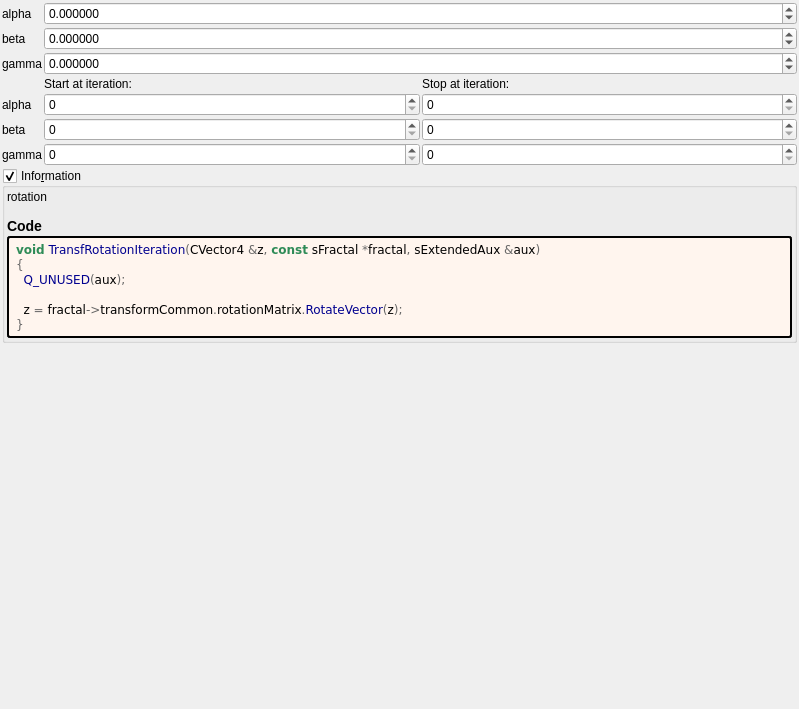
First picture: the form in mandelbulber2/formula/ui/transf_rotation_iter_controls.ui, repository buddhi1980/mandelbulber2, before the edit.
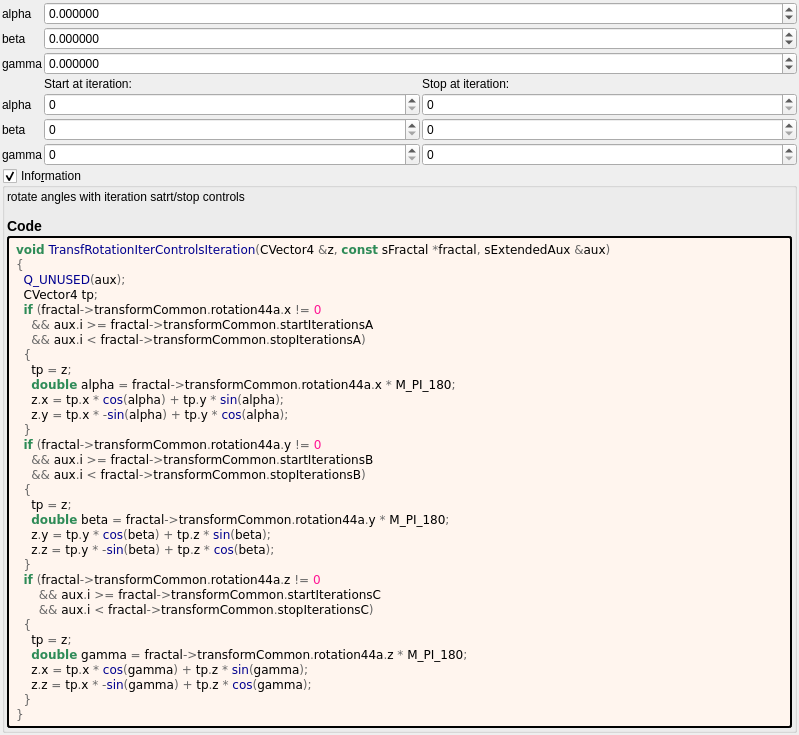
Second picture: the form after the edit. Custom widgets are drawn as their Qt base class.

What changed in the file:
```diff
--- a/mandelbulber2/formula/ui/transf_rotation_iter_controls.ui
+++ b/mandelbulber2/formula/ui/transf_rotation_iter_controls.ui
@@ -288,7 +288,7 @@
       <item>
        <widget class="QLabel" name="label_information_general">
         <property name="text">
-         <string notr="true">&lt;p&gt;rotation&lt;/p&gt;&lt;table&gt;
+         <string notr="true">&lt;p&gt;rotate angles with iteration satrt/stop controls&lt;/p&gt;&lt;table&gt;
 &lt;/table&gt;
 &lt;h3&gt;Code&lt;/h3&gt;</string>
         </property>
@@ -310,11 +310,37 @@
         </property>
         <property name="text">
          <string notr="true">&lt;body style=&quot;background-color:#fff5ee&quot;&gt;
-&lt;pre style=&quot;color:#000000; background-color:#fff5ee;  font-family:'Courier New',monospace;&quot;&gt;&lt;span style=&quot;color:#2e8b57; font-weight:bold&quot;&gt;void&lt;/span&gt; &lt;span style=&quot;color:#00008f&quot;&gt;TransfRotationIteration&lt;/span&gt;&lt;span style=&quot;color:#676767&quot;&gt;(&lt;/span&gt;CVector4 &lt;span style=&quot;color:#676767&quot;&gt;&amp;amp;&lt;/span&gt;z&lt;span style=&quot;color:#676767&quot;&gt;,&lt;/span&gt; &lt;span style=&quot;color:#2e8b57; font-weight:bold&quot;&gt;const&lt;/span&gt; sFractal &lt;span style=&quot;color:#676767&quot;&gt;*&lt;/span&gt;fractal&lt;span style=&quot;color:#676767&quot;&gt;,&lt;/span&gt; sExtendedAux &lt;span style=&quot;color:#676767&quot;&gt;&amp;amp;&lt;/span&gt;aux&lt;span style=&quot;color:#676767&quot;&gt;)&lt;/span&gt;
+&lt;pre style=&quot;color:#000000; background-color:#fff5ee;  font-family:'Courier New',monospace;&quot;&gt;&lt;span style=&quot;color:#2e8b57; font-weight:bold&quot;&gt;void&lt;/span&gt; &lt;span style=&quot;color:#00008f&quot;&gt;TransfRotationIterControlsIteration&lt;/span&gt;&lt;span style=&quot;color:#676767&quot;&gt;(&lt;/span&gt;CVector4 &lt;span style=&quot;color:#676767&quot;&gt;&amp;amp;&lt;/span&gt;z&lt;span style=&quot;color:#676767&quot;&gt;,&lt;/span&gt; &lt;span style=&quot;color:#2e8b57; font-weight:bold&quot;&gt;const&lt;/span&gt; sFractal &lt;span style=&quot;color:#676767&quot;&gt;*&lt;/span&gt;fractal&lt;span style=&quot;color:#676767&quot;&gt;,&lt;/span&gt; sExtendedAux &lt;span style=&quot;color:#676767&quot;&gt;&amp;amp;&lt;/span&gt;aux&lt;span style=&quot;color:#676767&quot;&gt;)&lt;/span&gt;
 &lt;span style=&quot;color:#676767&quot;&gt;{&lt;/span&gt;
   &lt;span style=&quot;color:#00008f&quot;&gt;Q_UNUSED&lt;/span&gt;&lt;span style=&quot;color:#676767&quot;&gt;(&lt;/span&gt;aux&lt;span style=&quot;color:#676767&quot;&gt;);&lt;/span&gt;
-
-  z &lt;span style=&quot;color:#676767&quot;&gt;=&lt;/span&gt; fractal&lt;span style=&quot;color:#676767&quot;&gt;-&amp;gt;&lt;/span&gt;transformCommon&lt;span style=&quot;color:#676767&quot;&gt;.&lt;/span&gt;rotationMatrix&lt;span style=&quot;color:#676767&quot;&gt;.&lt;/span&gt;&lt;span style=&quot;color:#00008f&quot;&gt;RotateVector&lt;/span&gt;&lt;span style=&quot;color:#676767&quot;&gt;(&lt;/span&gt;z&lt;span style=&quot;color:#676767&quot;&gt;);&lt;/span&gt;
+  CVector4 tp&lt;span style=&quot;color:#676767&quot;&gt;;&lt;/span&gt;
+  &lt;span style=&quot;color:#2e8b57; font-weight:bold&quot;&gt;if&lt;/span&gt; &lt;span style=&quot;color:#676767&quot;&gt;(&lt;/span&gt;fractal&lt;span style=&quot;color:#676767&quot;&gt;-&amp;gt;&lt;/span&gt;transformCommon&lt;span style=&quot;color:#676767&quot;&gt;.&lt;/span&gt;rotation44a&lt;span style=&quot;color:#676767&quot;&gt;.&lt;/span&gt;x &lt;span style=&quot;color:#676767&quot;&gt;!=&lt;/span&gt; &lt;span style=&quot;color:#ff1493&quot;&gt;0&lt;/span&gt;
+    &lt;span style=&quot;color:#676767&quot;&gt;&amp;amp;&amp;amp;&lt;/span&gt; aux&lt;span style=&quot;color:#676767&quot;&gt;.&lt;/span&gt;i &lt;span style=&quot;color:#676767&quot;&gt;&amp;gt;=&lt;/span&gt; fractal&lt;span style=&quot;color:#676767&quot;&gt;-&amp;gt;&lt;/span&gt;transformCommon&lt;span style=&quot;color:#676767&quot;&gt;.&lt;/span&gt;startIterationsA
+    &lt;span style=&quot;color:#676767&quot;&gt;&amp;amp;&amp;amp;&lt;/span&gt; aux&lt;span style=&quot;color:#676767&quot;&gt;.&lt;/span&gt;i &lt;span style=&quot;color:#676767&quot;&gt;&amp;lt;&lt;/span&gt; fractal&lt;span style=&quot;color:#676767&quot;&gt;-&amp;gt;&lt;/span&gt;transformCommon&lt;span style=&quot;color:#676767&quot;&gt;.&lt;/span&gt;stopIterationsA&lt;span style=&quot;color:#676767&quot;&gt;)&lt;/span&gt;
+  &lt;span style=&quot;color:#676767&quot;&gt;{&lt;/span&gt;
+    tp &lt;span style=&quot;color:#676767&quot;&gt;=&lt;/span&gt; z&lt;span style=&quot;color:#676767&quot;&gt;;&lt;/span&gt;
+    &lt;span style=&quot;color:#2e8b57; font-weight:bold&quot;&gt;double&lt;/span&gt; alpha &lt;span style=&quot;color:#676767&quot;&gt;=&lt;/span&gt; fractal&lt;span style=&quot;color:#676767&quot;&gt;-&amp;gt;&lt;/span&gt;transformCommon&lt;span style=&quot;color:#676767&quot;&gt;.&lt;/span&gt;rotation44a&lt;span style=&quot;color:#676767&quot;&gt;.&lt;/span&gt;x &lt;span style=&quot;color:#676767&quot;&gt;*&lt;/span&gt; M_PI_180&lt;span style=&quot;color:#676767&quot;&gt;;&lt;/span&gt;
+    z&lt;span style=&quot;color:#676767&quot;&gt;.&lt;/span&gt;x &lt;span style=&quot;color:#676767&quot;&gt;=&lt;/span&gt; tp&lt;span style=&quot;color:#676767&quot;&gt;.&lt;/span&gt;x &lt;span style=&quot;color:#676767&quot;&gt;*&lt;/span&gt; &lt;span style=&quot;color:#00008f&quot;&gt;cos&lt;/span&gt;&lt;span style=&quot;color:#676767&quot;&gt;(&lt;/span&gt;alpha&lt;span style=&quot;color:#676767&quot;&gt;) +&lt;/span&gt; tp&lt;span style=&quot;color:#676767&quot;&gt;.&lt;/span&gt;y &lt;span style=&quot;color:#676767&quot;&gt;*&lt;/span&gt; &lt;span style=&quot;color:#00008f&quot;&gt;sin&lt;/span&gt;&lt;span style=&quot;color:#676767&quot;&gt;(&lt;/span&gt;alpha&lt;span style=&quot;color:#676767&quot;&gt;);&lt;/span&gt;
+    z&lt;span style=&quot;color:#676767&quot;&gt;.&lt;/span&gt;y &lt;span style=&quot;color:#676767&quot;&gt;=&lt;/span&gt; tp&lt;span style=&quot;color:#676767&quot;&gt;.&lt;/span&gt;x &lt;span style=&quot;color:#676767&quot;&gt;* -&lt;/span&gt;&lt;span style=&quot;color:#00008f&quot;&gt;sin&lt;/span&gt;&lt;span style=&quot;color:#676767&quot;&gt;(&lt;/span&gt;alpha&lt;span style=&quot;color:#676767&quot;&gt;) +&lt;/span&gt; tp&lt;span style=&quot;color:#676767&quot;&gt;.&lt;/span&gt;y &lt;span style=&quot;color:#676767&quot;&gt;*&lt;/span&gt; &lt;span style=&quot;color:#00008f&quot;&gt;cos&lt;/span&gt;&lt;span style=&quot;color:#676767&quot;&gt;(&lt;/span&gt;alpha&lt;span style=&quot;color:#676767&quot;&gt;);&lt;/span&gt;
+  &lt;span style=&quot;color:#676767&quot;&gt;}&lt;/span&gt;
+  &lt;span style=&quot;color:#2e8b57; font-weight:bold&quot;&gt;if&lt;/span&gt; &lt;span style=&quot;color:#676767&quot;&gt;(&lt;/span&gt;fractal&lt;span style=&quot;color:#676767&quot;&gt;-&amp;gt;&lt;/span&gt;transformCommon&lt;span style=&quot;color:#676767&quot;&gt;.&lt;/span&gt;rotation44a&lt;span style=&quot;color:#676767&quot;&gt;.&lt;/span&gt;y &lt;span style=&quot;color:#676767&quot;&gt;!=&lt;/span&gt; &lt;span style=&quot;color:#ff1493&quot;&gt;0&lt;/span&gt;
+    &lt;span style=&quot;color:#676767&quot;&gt;&amp;amp;&amp;amp;&lt;/span&gt; aux&lt;span style=&quot;color:#676767&quot;&gt;.&lt;/span&gt;i &lt;span style=&quot;color:#676767&quot;&gt;&amp;gt;=&lt;/span&gt; fractal&lt;span style=&quot;color:#676767&quot;&gt;-&amp;gt;&lt;/span&gt;transformCommon&lt;span style=&quot;color:#676767&quot;&gt;.&lt;/span&gt;startIterationsB
+    &lt;span style=&quot;color:#676767&quot;&gt;&amp;amp;&amp;amp;&lt;/span&gt; aux&lt;span style=&quot;color:#676767&quot;&gt;.&lt;/span&gt;i &lt;span style=&quot;color:#676767&quot;&gt;&amp;lt;&lt;/span&gt; fractal&lt;span style=&quot;color:#676767&quot;&gt;-&amp;gt;&lt;/span&gt;transformCommon&lt;span style=&quot;color:#676767&quot;&gt;.&lt;/span&gt;stopIterationsB&lt;span style=&quot;color:#676767&quot;&gt;)&lt;/span&gt;
+  &lt;span style=&quot;color:#676767&quot;&gt;{&lt;/span&gt;
+    tp &lt;span style=&quot;color:#676767&quot;&gt;=&lt;/span&gt; z&lt;span style=&quot;color:#676767&quot;&gt;;&lt;/span&gt;
+    &lt;span style=&quot;color:#2e8b57; font-weight:bold&quot;&gt;double&lt;/span&gt; beta &lt;span style=&quot;color:#676767&quot;&gt;=&lt;/span&gt; fractal&lt;span style=&quot;color:#676767&quot;&gt;-&amp;gt;&lt;/span&gt;transformCommon&lt;span style=&quot;color:#676767&quot;&gt;.&lt;/span&gt;rotation44a&lt;span style=&quot;color:#676767&quot;&gt;.&lt;/span&gt;y &lt;span style=&quot;color:#676767&quot;&gt;*&lt;/span&gt; M_PI_180&lt;span style=&quot;color:#676767&quot;&gt;;&lt;/span&gt;
+    z&lt;span style=&quot;color:#676767&quot;&gt;.&lt;/span&gt;y &lt;span style=&quot;color:#676767&quot;&gt;=&lt;/span&gt; tp&lt;span style=&quot;color:#676767&quot;&gt;.&lt;/span&gt;y &lt;span style=&quot;color:#676767&quot;&gt;*&lt;/span&gt; &lt;span style=&quot;color:#00008f&quot;&gt;cos&lt;/span&gt;&lt;span style=&quot;color:#676767&quot;&gt;(&lt;/span&gt;beta&lt;span style=&quot;color:#676767&quot;&gt;) +&lt;/span&gt; tp&lt;span style=&quot;color:#676767&quot;&gt;.&lt;/span&gt;z &lt;span style=&quot;color:#676767&quot;&gt;*&lt;/span&gt; &lt;span style=&quot;color:#00008f&quot;&gt;sin&lt;/span&gt;&lt;span style=&quot;color:#676767&quot;&gt;(&lt;/span&gt;beta&lt;span style=&quot;color:#676767&quot;&gt;);&lt;/span&gt;
+    z&lt;span style=&quot;color:#676767&quot;&gt;.&lt;/span&gt;z &lt;span style=&quot;color:#676767&quot;&gt;=&lt;/span&gt; tp&lt;span style=&quot;color:#676767&quot;&gt;.&lt;/span&gt;y &lt;span style=&quot;color:#676767&quot;&gt;* -&lt;/span&gt;&lt;span style=&quot;color:#00008f&quot;&gt;sin&lt;/span&gt;&lt;span style=&quot;color:#676767&quot;&gt;(&lt;/span&gt;beta&lt;span style=&quot;color:#676767&quot;&gt;) +&lt;/span&gt; tp&lt;span style=&quot;color:#676767&quot;&gt;.&lt;/span&gt;z &lt;span style=&quot;color:#676767&quot;&gt;*&lt;/span&gt; &lt;span style=&quot;color:#00008f&quot;&gt;cos&lt;/span&gt;&lt;span style=&quot;color:#676767&quot;&gt;(&lt;/span&gt;beta&lt;span style=&quot;color:#676767&quot;&gt;);&lt;/span&gt;
+  &lt;span style=&quot;color:#676767&quot;&gt;}&lt;/span&gt;
+  &lt;span style=&quot;color:#2e8b57; font-weight:bold&quot;&gt;if&lt;/span&gt; &lt;span style=&quot;color:#676767&quot;&gt;(&lt;/span&gt;fractal&lt;span style=&quot;color:#676767&quot;&gt;-&amp;gt;&lt;/span&gt;transformCommon&lt;span style=&quot;color:#676767&quot;&gt;.&lt;/span&gt;rotation44a&lt;span style=&quot;color:#676767&quot;&gt;.&lt;/span&gt;z &lt;span style=&quot;color:#676767&quot;&gt;!=&lt;/span&gt; &lt;span style=&quot;color:#ff1493&quot;&gt;0&lt;/span&gt;
+      &lt;span style=&quot;color:#676767&quot;&gt;&amp;amp;&amp;amp;&lt;/span&gt; aux&lt;span style=&quot;color:#676767&quot;&gt;.&lt;/span&gt;i &lt;span style=&quot;color:#676767&quot;&gt;&amp;gt;=&lt;/span&gt; fractal&lt;span style=&quot;color:#676767&quot;&gt;-&amp;gt;&lt;/span&gt;transformCommon&lt;span style=&quot;color:#676767&quot;&gt;.&lt;/span&gt;startIterationsC
+      &lt;span style=&quot;color:#676767&quot;&gt;&amp;amp;&amp;amp;&lt;/span&gt; aux&lt;span style=&quot;color:#676767&quot;&gt;.&lt;/span&gt;i &lt;span style=&quot;color:#676767&quot;&gt;&amp;lt;&lt;/span&gt; fractal&lt;span style=&quot;color:#676767&quot;&gt;-&amp;gt;&lt;/span&gt;transformCommon&lt;span style=&quot;color:#676767&quot;&gt;.&lt;/span&gt;stopIterationsC&lt;span style=&quot;color:#676767&quot;&gt;)&lt;/span&gt;
+  &lt;span style=&quot;color:#676767&quot;&gt;{&lt;/span&gt;
+    tp &lt;span style=&quot;color:#676767&quot;&gt;=&lt;/span&gt; z&lt;span style=&quot;color:#676767&quot;&gt;;&lt;/span&gt;
+    &lt;span style=&quot;color:#2e8b57; font-weight:bold&quot;&gt;double&lt;/span&gt; gamma &lt;span style=&quot;color:#676767&quot;&gt;=&lt;/span&gt; fractal&lt;span style=&quot;color:#676767&quot;&gt;-&amp;gt;&lt;/span&gt;transformCommon&lt;span style=&quot;color:#676767&quot;&gt;.&lt;/span&gt;rotation44a&lt;span style=&quot;color:#676767&quot;&gt;.&lt;/span&gt;z &lt;span style=&quot;color:#676767&quot;&gt;*&lt;/span&gt; M_PI_180&lt;span style=&quot;color:#676767&quot;&gt;;&lt;/span&gt;
+    z&lt;span style=&quot;color:#676767&quot;&gt;.&lt;/span&gt;x &lt;span style=&quot;color:#676767&quot;&gt;=&lt;/span&gt; tp&lt;span style=&quot;color:#676767&quot;&gt;.&lt;/span&gt;x &lt;span style=&quot;color:#676767&quot;&gt;*&lt;/span&gt; &lt;span style=&quot;color:#00008f&quot;&gt;cos&lt;/span&gt;&lt;span style=&quot;color:#676767&quot;&gt;(&lt;/span&gt;gamma&lt;span style=&quot;color:#676767&quot;&gt;) +&lt;/span&gt; tp&lt;span style=&quot;color:#676767&quot;&gt;.&lt;/span&gt;z &lt;span style=&quot;color:#676767&quot;&gt;*&lt;/span&gt; &lt;span style=&quot;color:#00008f&quot;&gt;sin&lt;/span&gt;&lt;span style=&quot;color:#676767&quot;&gt;(&lt;/span&gt;gamma&lt;span style=&quot;color:#676767&quot;&gt;);&lt;/span&gt;
+    z&lt;span style=&quot;color:#676767&quot;&gt;.&lt;/span&gt;z &lt;span style=&quot;color:#676767&quot;&gt;=&lt;/span&gt; tp&lt;span style=&quot;color:#676767&quot;&gt;.&lt;/span&gt;x &lt;span style=&quot;color:#676767&quot;&gt;* -&lt;/span&gt;&lt;span style=&quot;color:#00008f&quot;&gt;sin&lt;/span&gt;&lt;span style=&quot;color:#676767&quot;&gt;(&lt;/span&gt;gamma&lt;span style=&quot;color:#676767&quot;&gt;) +&lt;/span&gt; tp&lt;span style=&quot;color:#676767&quot;&gt;.&lt;/span&gt;z &lt;span style=&quot;color:#676767&quot;&gt;*&lt;/span&gt; &lt;span style=&quot;color:#00008f&quot;&gt;cos&lt;/span&gt;&lt;span style=&quot;color:#676767&quot;&gt;(&lt;/span&gt;gamma&lt;span style=&quot;color:#676767&quot;&gt;);&lt;/span&gt;
+  &lt;span style=&quot;color:#676767&quot;&gt;}&lt;/span&gt;
 &lt;span style=&quot;color:#676767&quot;&gt;}&lt;/span&gt;
 &lt;/pre&gt;
 &lt;/body&gt;</string>
```
Left out of the diff: 4 changed lines with no effect on the pictures.
